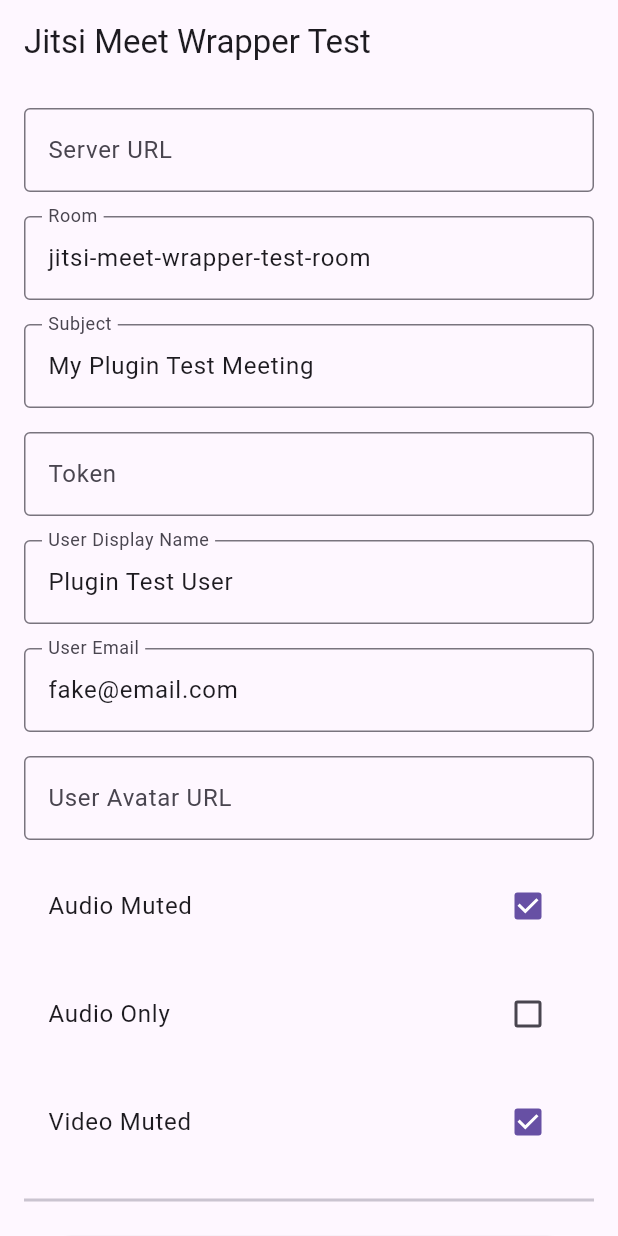
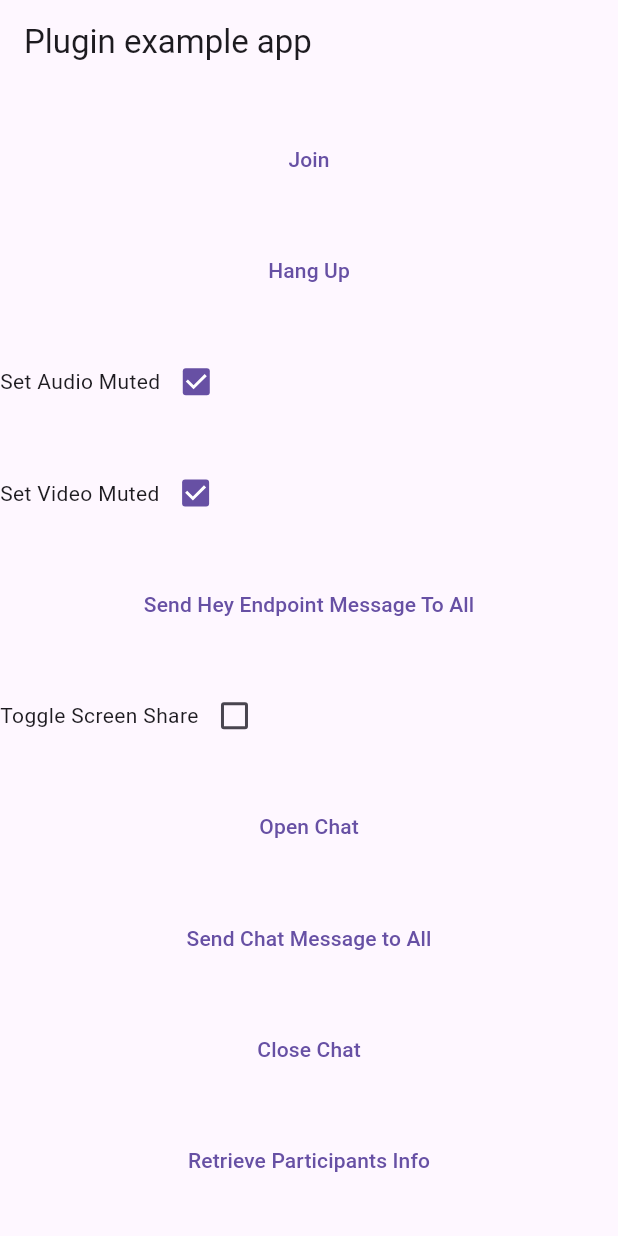
Before and after one commit to lucasneris/teste-meet, a Flutter app: the screen it shows after launch, after a tap on "Ligar", on a phone screen of 412 x 824 dp. Run offline on Flutter 3.47's test engine with Material 3 defaults, Android fonts, the phone set to English and light mode, and no system bars; our stand-ins replace auto_size_text, font_awesome_flutter, from_css_color, go_router, google_fonts, page_transition and 2 more; missing offline and left inert: jitsi_meet_flutter_sdk, json_path.

Commit message:
Updating to latest FlutterFlow output.

```diff
--- a/lib/custom_code/widgets/meeting.dart
+++ b/lib/custom_code/widgets/meeting.dart
@@ -6,7 +6,7 @@
 // Begin custom widget code
 // DO NOT REMOVE OR MODIFY THE CODE ABOVE!
 
-import 'package:jitsi_meet_wrapper/jitsi_meet_wrapper.dart';
+import 'package:jitsi_meet_flutter_sdk/jitsi_meet_flutter_sdk.dart';
 
 class Meeting extends StatefulWidget {
   const Meeting({
@@ -23,203 +23,240 @@
 }
 
 class _MeetingState extends State<Meeting> {
-  final serverText = TextEditingController();
-  final roomText = TextEditingController(text: "jitsi-meet-wrapper-test-room");
-  final subjectText = TextEditingController(text: "My Plugin Test Meeting");
-  final tokenText = TextEditingController();
-  final userDisplayNameText = TextEditingController(text: "Plugin Test User");
-  final userEmailText = TextEditingController(text: "fake@email.com");
-  final userAvatarUrlText = TextEditingController();
+  bool audioMuted = true;
+  bool videoMuted = true;
+  bool screenShareOn = false;
+  List<String> participants = [];
+  final _jitsiMeetPlugin = JitsiMeet();
 
-  bool isAudioMuted = true;
-  bool isAudioOnly = false;
-  bool isVideoMuted = true;
+  join() async {
+    var options = JitsiMeetConferenceOptions(
+      room: "testgabigabi",
+      configOverrides: {
+        "startWithAudioMuted": true,
+        "startWithVideoMuted": true,
+      },
+      featureFlags: {
+        FeatureFlags.addPeopleEnabled: true,
+        FeatureFlags.welcomePageEnabled: true,
+        FeatureFlags.preJoinPageEnabled: true,
+        FeatureFlags.unsafeRoomWarningEnabled: true,
+        FeatureFlags.resolution: FeatureFlagVideoResolutions.resolution720p,
+        FeatureFlags.audioFocusDisabled: true,
+        FeatureFlags.audioMuteButtonEnabled: true,
+        FeatureFlags.audioOnlyButtonEnabled: true,
+        FeatureFlags.calenderEnabled: true,
+        FeatureFlags.callIntegrationEnabled: true,
+        FeatureFlags.carModeEnabled: true,
+        FeatureFlags.closeCaptionsEnabled: true,
+        FeatureFlags.conferenceTimerEnabled: true,
+        FeatureFlags.chatEnabled: true,
+        FeatureFlags.filmstripEnabled: true,
+        FeatureFlags.fullScreenEnabled: true,
+        FeatureFlags.helpButtonEnabled: true,
+        FeatureFlags.inviteEnabled: true,
+        FeatureFlags.androidScreenSharingEnabled: true,
+        FeatureFlags.speakerStatsEnabled: true,
+        FeatureFlags.kickOutEnabled: true,
+        FeatureFlags.liveStreamingEnabled: true,
+        FeatureFlags.lobbyModeEnabled: true,
+        FeatureFlags.meetingNameEnabled: true,
+        FeatureFlags.meetingPasswordEnabled: true,
+        FeatureFlags.notificationEnabled: true,
+        FeatureFlags.overflowMenuEnabled: true,
+        FeatureFlags.pipEnabled: true,
+        FeatureFlags.pipWhileScreenSharingEnabled: true,
+        FeatureFlags.preJoinPageHideDisplayName: true,
+        FeatureFlags.raiseHandEnabled: true,
+        FeatureFlags.reactionsEnabled: true,
+        FeatureFlags.recordingEnabled: true,
+        FeatureFlags.replaceParticipant: true,
+        FeatureFlags.securityOptionEnabled: true,
+        FeatureFlags.serverUrlChangeEnabled: true,
+        FeatureFlags.settingsEnabled: true,
+        FeatureFlags.tileViewEnabled: true,
+        FeatureFlags.videoMuteEnabled: true,
+        FeatureFlags.videoShareEnabled: true,
+        FeatureFlags.toolboxEnabled: true,
+        FeatureFlags.iosRecordingEnabled: true,
+        FeatureFlags.iosScreenSharingEnabled: true,
+        FeatureFlags.toolboxAlwaysVisible: true,
+      },
+      userInfo: JitsiMeetUserInfo(
+          displayName: "Gabi",
+          email: "gabi.borlea.1@gmail.com",
+          avatar:
+              "https://avatars.githubusercontent.com/u/57035818?s=400&u=02572f10fe61bca6fc20426548f3920d53f79693&v=4"),
+    );
+
+    var listener = JitsiMeetEventListener(
+      conferenceJoined: (url) {
+        debugPrint("conferenceJoined: url: $url");
+      },
+      conferenceTerminated: (url, error) {
+        debugPrint("conferenceTerminated: url: $url, error: $error");
+      },
+      conferenceWillJoin: (url) {
+        debugPrint("conferenceWillJoin: url: $url");
+      },
+      participantJoined: (email, name, role, participantId) {
+        debugPrint(
+          "participantJoined: email: $email, name: $name, role: $role, "
+          "participantId: $participantId",
+        );
+        participants.add(participantId!);
+      },
+      participantLeft: (participantId) {
+        debugPrint("participantLeft: participantId: $participantId");
+      },
+      audioMutedChanged: (muted) {
+        debugPrint("audioMutedChanged: isMuted: $muted");
+      },
+      videoMutedChanged: (muted) {
+        debugPrint("videoMutedChanged: isMuted: $muted");
+      },
+      endpointTextMessageReceived: (senderId, message) {
+        debugPrint(
+            "endpointTextMessageReceived: senderId: $senderId, message: $message");
+      },
+      screenShareToggled: (participantId, sharing) {
+        debugPrint(
+          "screenShareToggled: participantId: $participantId, "
+          "isSharing: $sharing",
+        );
+      },
+      chatMessageReceived: (senderId, message, isPrivate, timestamp) {
+        debugPrint(
+          "chatMessageReceived: senderId: $senderId, message: $message, "
+          "isPrivate: $isPrivate, timestamp: $timestamp",
+        );
+      },
+      chatToggled: (isOpen) => debugPrint("chatToggled: isOpen: $isOpen"),
+      participantsInfoRetrieved: (participantsInfo) {
+        debugPrint(
+            "participantsInfoRetrieved: participantsInfo: $participantsInfo, ");
+      },
+      readyToClose: () {
+        debugPrint("readyToClose");
+      },
+    );
+    await _jitsiMeetPlugin.join(options, listener);
+  }
+
+  hangUp() async {
+    await _jitsiMeetPlugin.hangUp();
+  }
+
+  setAudioMuted(bool? muted) async {
+    var a = await _jitsiMeetPlugin.setAudioMuted(muted!);
+    debugPrint("$a");
+    setState(() {
+      audioMuted = muted;
+    });
+  }
+
+  setVideoMuted(bool? muted) async {
+    var a = await _jitsiMeetPlugin.setVideoMuted(muted!);
+    debugPrint("$a");
+    setState(() {
+      videoMuted = muted;
+    });
+  }
+
+  sendEndpointTextMessage() async {
+    var a = await _jitsiMeetPlugin.sendEndpointTextMessage(message: "HEY");
+    debugPrint("$a");
+
+    for (var p in participants) {
+      var b =
+          await _jitsiMeetPlugin.sendEndpointTextMessage(to: p, message: "HEY");
+      debugPrint("$b");
+    }
+  }
+
+  toggleScreenShare(bool? enabled) async {
+    await _jitsiMeetPlugin.toggleScreenShare(enabled!);
+
+    setState(() {
+      screenShareOn = enabled;
+    });
+  }
+
+  openChat() async {
+    await _jitsiMeetPlugin.openChat();
+  }
+
+  sendChatMessage() async {
+    var a = await _jitsiMeetPlugin.sendChatMessage(message: "HEY1");
+    debugPrint("$a");
+
+    for (var p in participants) {
+      a = await _jitsiMeetPlugin.sendChatMessage(to: p, message: "HEY2");
+      debugPrint("$a");
+    }
+  }
+
+  closeChat() async {
+    await _jitsiMeetPlugin.closeChat();
+  }
+
+  retrieveParticipantsInfo() async {
+    var a = await _jitsiMeetPlugin.retrieveParticipantsInfo();
+    debugPrint("$a");
+  }
 
   @override
   Widget build(BuildContext context) {
     return MaterialApp(
       home: Scaffold(
-        appBar: AppBar(title: const Text('Jitsi Meet Wrapper Test')),
-        body: Container(
-          padding: const EdgeInsets.symmetric(horizontal: 16.0),
-          child: buildMeetConfig(),
-        ),
-      ),
-    );
-  }
-
-  Widget buildMeetConfig() {
-    return SingleChildScrollView(
-      child: Column(
-        children: <Widget>[
-          const SizedBox(height: 16.0),
-          _buildTextField(
-            labelText: "Server URL",
-            controller: serverText,
-            hintText: "Hint: Leave empty for meet.jitsi.si",
+          appBar: AppBar(
+            title: const Text('Plugin example app'),
           ),
-          const SizedBox(height: 16.0),
-          _buildTextField(labelText: "Room", controller: roomText),
-          const SizedBox(height: 16.0),
-          _buildTextField(labelText: "Subject", controller: subjectText),
-          const SizedBox(height: 16.0),
-          _buildTextField(labelText: "Token", controller: tokenText),
-          const SizedBox(height: 16.0),
-          _buildTextField(
-            labelText: "User Display Name",
-            controller: userDisplayNameText,
-          ),
-          const SizedBox(height: 16.0),
-          _buildTextField(
-            labelText: "User Email",
-            controller: userEmailText,
-          ),
-          const SizedBox(height: 16.0),
-          _buildTextField(
-            labelText: "User Avatar URL",
-            controller: userAvatarUrlText,
-          ),
-          const SizedBox(height: 16.0),
-          CheckboxListTile(
-            title: const Text("Audio Muted"),
-            value: isAudioMuted,
-            onChanged: _onAudioMutedChanged,
-          ),
-          const SizedBox(height: 16.0),
-          CheckboxListTile(
-            title: const Text("Audio Only"),
-            value: isAudioOnly,
-            onChanged: _onAudioOnlyChanged,
-          ),
-          const SizedBox(height: 16.0),
-          CheckboxListTile(
-            title: const Text("Video Muted"),
-            value: isVideoMuted,
-            onChanged: _onVideoMutedChanged,
-          ),
-          const Divider(height: 48.0, thickness: 2.0),
-          SizedBox(
-            height: 64.0,
-            width: double.maxFinite,
-            child: ElevatedButton(
-              onPressed: () => _joinMeeting(),
-              child: const Text(
-                "Join Meeting",
-                style: TextStyle(color: Colors.white),
-              ),
-              style: ButtonStyle(
-                backgroundColor:
-                    MaterialStateColor.resolveWith((states) => Colors.blue),
-              ),
-            ),
-          ),
-          const SizedBox(height: 48.0),
-        ],
-      ),
-    );
-  }
-
-  _onAudioOnlyChanged(bool? value) {
-    setState(() {
-      isAudioOnly = value!;
-    });
-  }
-
-  _onAudioMutedChanged(bool? value) {
-    setState(() {
-      isAudioMuted = value!;
-    });
-  }
-
-  _onVideoMutedChanged(bool? value) {
-    setState(() {
-      isVideoMuted = value!;
-    });
-  }
-
-  _joinMeeting() async {
-    String? serverUrl = serverText.text.trim().isEmpty ? null : serverText.text;
-
-    Map<String, Object> featureFlags = {};
-
-    // Define meetings options here
-    var options = JitsiMeetingOptions(
-      roomNameOrUrl: roomText.text,
-      serverUrl: serverUrl,
-      subject: subjectText.text,
-      token: tokenText.text,
-      isAudioMuted: isAudioMuted,
-      isAudioOnly: isAudioOnly,
-      isVideoMuted: isVideoMuted,
-      userDisplayName: userDisplayNameText.text,
-      userEmail: userEmailText.text,
-      featureFlags: featureFlags,
-    );
-
-    debugPrint("JitsiMeetingOptions: $options");
-    await JitsiMeetWrapper.joinMeeting(
-      options: options,
-      listener: JitsiMeetingListener(
-        onOpened: () => debugPrint("onOpened"),
-        onConferenceWillJoin: (url) {
-          debugPrint("onConferenceWillJoin: url: $url");
-        },
-        onConferenceJoined: (url) {
-          debugPrint("onConferenceJoined: url: $url");
-        },
-        onConferenceTerminated: (url, error) {
-          debugPrint("onConferenceTerminated: url: $url, error: $error");
-        },
-        onAudioMutedChanged: (isMuted) {
-          debugPrint("onAudioMutedChanged: isMuted: $isMuted");
-        },
-        onVideoMutedChanged: (isMuted) {
-          debugPrint("onVideoMutedChanged: isMuted: $isMuted");
-        },
-        onScreenShareToggled: (participantId, isSharing) {
-          debugPrint(
-            "onScreenShareToggled: participantId: $participantId, "
-            "isSharing: $isSharing",
-          );
-        },
-        onParticipantJoined: (email, name, role, participantId) {
-          debugPrint(
-            "onParticipantJoined: email: $email, name: $name, role: $role, "
-            "participantId: $participantId",
-          );
-        },
-        onParticipantLeft: (participantId) {
-          debugPrint("onParticipantLeft: participantId: $participantId");
-        },
-        onParticipantsInfoRetrieved: (participantsInfo, requestId) {
-          debugPrint(
-            "onParticipantsInfoRetrieved: participantsInfo: $participantsInfo, "
-            "requestId: $requestId",
-          );
-        },
-        onChatMessageReceived: (senderId, message, isPrivate) {
-          debugPrint(
-            "onChatMessageReceived: senderId: $senderId, message: $message, "
-            "isPrivate: $isPrivate",
-          );
-        },
-        onChatToggled: (isOpen) => debugPrint("onChatToggled: isOpen: $isOpen"),
-        onClosed: () => debugPrint("onClosed"),
-      ),
-    );
-  }
-
-  Widget _buildTextField({
-    required String labelText,
-    required TextEditingController controller,
-    String? hintText,
-  }) {
-    return TextField(
-      controller: controller,
-      decoration: InputDecoration(
-          border: const OutlineInputBorder(),
-          labelText: labelText,
-          hintText: hintText),
+          body: Center(
+            child: Column(
+                mainAxisAlignment: MainAxisAlignment.spaceEvenly,
+                children: <Widget>[
+                  TextButton(
+                    onPressed: join,
+                    child: const Text("Join"),
+                  ),
+                  TextButton(onPressed: hangUp, child: const Text("Hang Up")),
+                  Row(children: [
+                    const Text("Set Audio Muted"),
+                    Checkbox(
+                      value: audioMuted,
+                      onChanged: setAudioMuted,
+                    ),
+                  ]),
+                  Row(children: [
+                    const Text("Set Video Muted"),
+                    Checkbox(
+                      value: videoMuted,
+                      onChanged: setVideoMuted,
+                    ),
+                  ]),
+                  TextButton(
+                      onPressed: sendEndpointTextMessage,
+                      child: const Text("Send Hey Endpoint Message To All")),
+                  Row(children: [
+                    const Text("Toggle Screen Share"),
+                    Checkbox(
+                      value: screenShareOn,
+                      onChanged: toggleScreenShare,
+                    ),
+                  ]),
+                  TextButton(
+                      onPressed: openChat, child: const Text("Open Chat")),
+                  TextButton(
+                      onPressed: sendChatMessage,
+                      child: const Text("Send Chat Message to All")),
+                  TextButton(
+                      onPressed: closeChat, child: const Text("Close Chat")),
+                  TextButton(
+                      onPressed: retrieveParticipantsInfo,
+                      child: const Text("Retrieve Participants Info")),
+                ]),
+          )),
     );
   }
 }
--- a/lib/flutter_flow/flutter_flow_theme.dart
+++ b/lib/flutter_flow/flutter_flow_theme.dart
@@ -186,105 +186,105 @@
         'Outfit',
         color: theme.primaryText,
         fontWeight: FontWeight.normal,
-        fontSize: 64,
+        fontSize: 64.0,
       );
   String get displayMediumFamily => 'Outfit';
   TextStyle get displayMedium => GoogleFonts.getFont(
         'Outfit',
         color: theme.primaryText,
         fontWeight: FontWeight.normal,
-        fontSize: 44,
+        fontSize: 44.0,
       );
   String get displaySmallFamily => 'Outfit';
   TextStyle get displaySmall => GoogleFonts.getFont(
         'Outfit',
         color: theme.primaryText,
         fontWeight: FontWeight.w600,
-        fontSize: 36,
+        fontSize: 36.0,
       );
   String get headlineLargeFamily => 'Outfit';
   TextStyle get headlineLarge => GoogleFonts.getFont(
         'Outfit',
         color: theme.primaryText,
         fontWeight: FontWeight.w600,
-        fontSize: 32,
+        fontSize: 32.0,
       );
   String get headlineMediumFamily => 'Outfit';
   TextStyle get headlineMedium => GoogleFonts.getFont(
         'Outfit',
         color: theme.primaryText,
         fontWeight: FontWeight.normal,
-        fontSize: 24,
+        fontSize: 24.0,
       );
   String get headlineSmallFamily => 'Outfit';
   TextStyle get headlineSmall => GoogleFonts.getFont(
         'Outfit',
         color: theme.primaryText,
         fontWeight: FontWeight.w500,
-        fontSize: 24,
+        fontSize: 24.0,
       );
   String get titleLargeFamily => 'Outfit';
   TextStyle get titleLarge => GoogleFonts.getFont(
         'Outfit',
         color: theme.primaryText,
         fontWeight: FontWeight.w500,
-        fontSize: 22,
+        fontSize: 22.0,
       );
   String get titleMediumFamily => 'Readex Pro';
   TextStyle get titleMedium => GoogleFonts.getFont(
         'Readex Pro',
         color: theme.info,
         fontWeight: FontWeight.normal,
-        fontSize: 18,
+        fontSize: 18.0,
       );
   String get titleSmallFamily => 'Readex Pro';
   TextStyle get titleSmall => GoogleFonts.getFont(
         'Readex Pro',
         color: theme.info,
         fontWeight: FontWeight.w500,
-        fontSize: 16,
+        fontSize: 16.0,
       );
   String get labelLargeFamily => 'Readex Pro';
   TextStyle get labelLarge => GoogleFonts.getFont(
         'Readex Pro',
         color: theme.secondaryText,
         fontWeight: FontWeight.normal,
-        fontSize: 16,
+        fontSize: 16.0,
       );
   String get labelMediumFamily => 'Readex Pro';
   TextStyle get labelMedium => GoogleFonts.getFont(
         'Readex Pro',
         color: theme.secondaryText,
         fontWeight: FontWeight.normal,
-        fontSize: 14,
+        fontSize: 14.0,
       );
   String get labelSmallFamily => 'Readex Pro';
   TextStyle get labelSmall => GoogleFonts.getFont(
         'Readex Pro',
         color: theme.secondaryText,
         fontWeight: FontWeight.normal,
-        fontSize: 12,
+        fontSize: 12.0,
       );
   String get bodyLargeFamily => 'Readex Pro';
   TextStyle get bodyLarge => GoogleFonts.getFont(
         'Readex Pro',
         color: theme.primaryText,
         fontWeight: FontWeight.normal,
-        fontSize: 16,
+        fontSize: 16.0,
       );
   String get bodyMediumFamily => 'Readex Pro';
   TextStyle get bodyMedium => GoogleFonts.getFont(
         'Readex Pro',
         color: theme.primaryText,
         fontWeight: FontWeight.normal,
-        fontSize: 14,
+        fontSize: 14.0,
       );
   String get bodySmallFamily => 'Readex Pro';
   TextStyle get bodySmall => GoogleFonts.getFont(
         'Readex Pro',
         color: theme.primaryText,
         fontWeight: FontWeight.normal,
-        fontSize: 12,
+        fontSize: 12.0,
       );
 }
 
--- a/lib/home_page/home_page_widget.dart
+++ b/lib/home_page/home_page_widget.dart
@@ -45,13 +45,13 @@
             style: FlutterFlowTheme.of(context).headlineMedium.override(
                   fontFamily: 'Outfit',
                   color: Colors.white,
-                  fontSize: 22,
+                  fontSize: 22.0,
                   letterSpacing: 0.0,
                 ),
           ),
           actions: const [],
           centerTitle: false,
-          elevation: 2,
+          elevation: 2.0,
         ),
         body: SafeArea(
           top: true,
@@ -60,28 +60,30 @@
             mainAxisAlignment: MainAxisAlignment.center,
             children: [
               Align(
-                alignment: const AlignmentDirectional(0, 0),
+                alignment: const AlignmentDirectional(0.0, 0.0),
                 child: FFButtonWidget(
                   onPressed: () async {
                     context.pushNamed('ligacao');
                   },
                   text: 'Ligar',
                   options: FFButtonOptions(
-                    height: 40,
-                    padding: const EdgeInsetsDirectional.fromSTEB(24, 0, 24, 0),
-                    iconPadding: const EdgeInsetsDirectional.fromSTEB(0, 0, 0, 0),
+                    height: 40.0,
+                    padding:
+                        const EdgeInsetsDirectional.fromSTEB(24.0, 0.0, 24.0, 0.0),
+                    iconPadding:
+                        const EdgeInsetsDirectional.fromSTEB(0.0, 0.0, 0.0, 0.0),
                     color: FlutterFlowTheme.of(context).primary,
                     textStyle: FlutterFlowTheme.of(context).titleSmall.override(
                           fontFamily: 'Readex Pro',
                           color: Colors.white,
                           letterSpacing: 0.0,
                         ),
-                    elevation: 3,
+                    elevation: 3.0,
                     borderSide: const BorderSide(
                       color: Colors.transparent,
-                      width: 1,
+                      width: 1.0,
                     ),
-                    borderRadius: BorderRadius.circular(8),
+                    borderRadius: BorderRadius.circular(8.0),
                   ),
                 ),
               ),
--- a/lib/ligacao/ligacao_widget.dart
+++ b/lib/ligacao/ligacao_widget.dart
@@ -45,11 +45,11 @@
               mainAxisAlignment: MainAxisAlignment.center,
               children: [
                 SizedBox(
-                  width: MediaQuery.sizeOf(context).width,
-                  height: MediaQuery.sizeOf(context).height * 1,
+                  width: MediaQuery.sizeOf(context).width * 1.0,
+                  height: MediaQuery.sizeOf(context).height * 1.0,
                   child: custom_widgets.Meeting(
-                    width: MediaQuery.sizeOf(context).width,
-                    height: MediaQuery.sizeOf(context).height * 1,
+                    width: MediaQuery.sizeOf(context).width * 1.0,
+                    height: MediaQuery.sizeOf(context).height * 1.0,
                   ),
                 ),
               ],
--- a/pubspec.yaml
+++ b/pubspec.yaml
@@ -35,7 +35,7 @@
   go_router: 12.1.3
   google_fonts: 6.1.0
   intl: 0.19.0
-  jitsi_meet_wrapper: ^0.2.0+1
+  jitsi_meet_flutter_sdk: ^10.1.2
   json_path: 0.7.2
   page_transition: 2.1.0
   path_provider: 2.1.3
```
